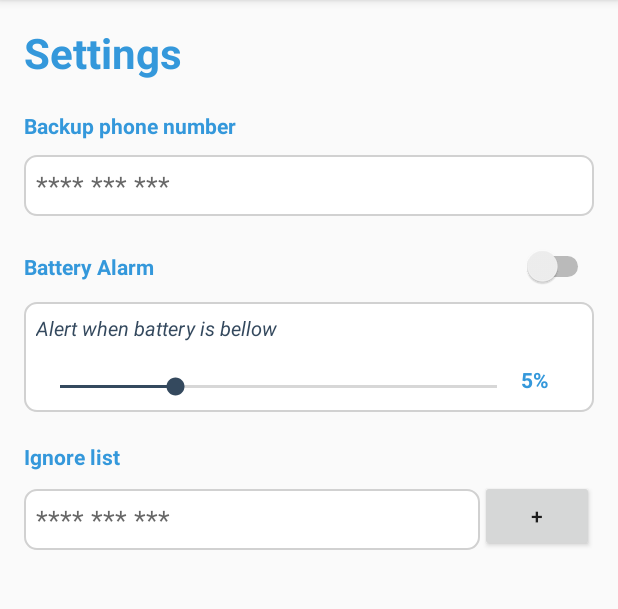
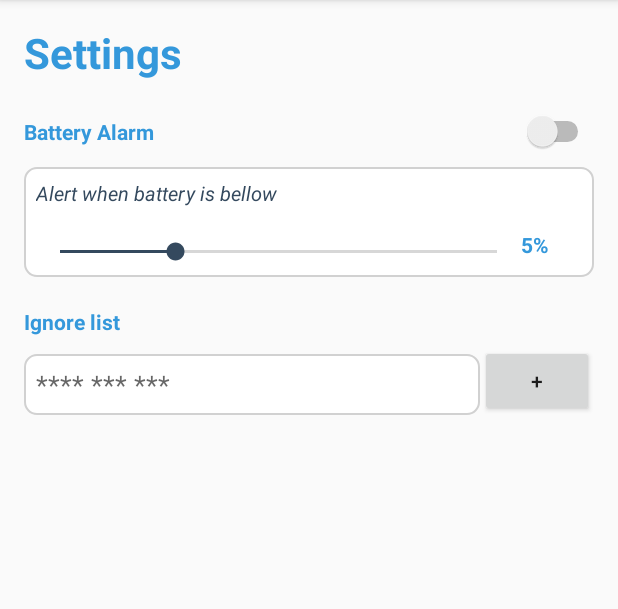
Before and after one commit to prasanthnv/smartech, an Android app: the SettingsActivity screen opened directly, with no data from a screen before it, on a phone screen of 412 x 824 dp, the part 84-693 px from its top. Run offline under Robolectric (Android 15) with nearby library versions, the phone set to English and light mode, and no system bars.

Commit message:
new fixes and ready to ship

```diff
--- a/app/src/main/java/com/smartech/smartech/smartech/Receivers/SmsReceiver.java
+++ b/app/src/main/java/com/smartech/smartech/smartech/Receivers/SmsReceiver.java
@@ -50,7 +50,7 @@ public class SmsReceiver extends BroadcastReceiver{
                     String message = currentMessage.getDisplayMessageBody();
 
                     Log.i("SmsReceiver", "senderNum: "+ senderNum + "; message: " + message);
-                    Cursor rs = dbHandler.getSmsAction(db,message);
+                    Cursor rs = dbHandler.getSmsAction(db,message.trim());
                 if(rs.moveToFirst()){
 
                     String profileData = rs.getString(rs.getColumnIndex("data"));
@@ -64,7 +64,7 @@ public class SmsReceiver extends BroadcastReceiver{
                     toast.show();
 
 
-                    switch (message){
+                    switch (message.trim()){
                         case "pc_ring":
                             ProfileChanger.setRingMode("RING");
                             break;
--- a/app/src/main/java/com/smartech/smartech/smartech/SettingsActivity.java
+++ b/app/src/main/java/com/smartech/smartech/smartech/SettingsActivity.java
@@ -25,7 +25,7 @@ import java.util.ArrayList;
 public class SettingsActivity extends AppCompatActivity {
 Switch toggle_battery_low;
 SeekBar range_battery_low;
-EditText txt_backup_phone,txt_phone;
+EditText txt_phone;
 ListView list_phones;
 TextView txt_battery_level_show;
     SharedPreferenceStore spStore;
@@ -35,8 +35,6 @@ TextView txt_battery_level_show;
         setContentView(R.layout.activity_settings);
         spStore = new SharedPreferenceStore(getApplicationContext());
         toggle_battery_low = findViewById(R.id.toggle_battery_low);
-        txt_backup_phone = findViewById(R.id.txt_backup_phone);
-        txt_backup_phone = findViewById(R.id.txt_backup_phone);
         list_phones = findViewById(R.id.list_phones);
         txt_battery_level_show = findViewById(R.id.txt_battery_level_show);
         range_battery_low = findViewById(R.id.range_battery_low);
--- a/app/src/main/res/layout/activity_settings.xml
+++ b/app/src/main/res/layout/activity_settings.xml
@@ -26,35 +26,11 @@
                 android:textSize="28sp"
                 android:textStyle="bold" />
 
-            <LinearLayout
-                android:layout_width="match_parent"
-                android:layout_height="wrap_content"
-                android:orientation="vertical">
-
-                <TextView
-                    android:layout_width="wrap_content"
-                    android:layout_height="wrap_content"
-
-                    android:layout_marginBottom="10dp"
-                    android:text="Backup phone number"
-                    android:textColor="@color/colorPrimary"
-                    android:textStyle="bold" />
-
-                <EditText
-                    android:id="@+id/txt_backup_phone"
-                    android:layout_width="match_parent"
-                    android:layout_height="wrap_content"
-                    android:background="@drawable/rounded_edittext_bg"
-                    android:ems="10"
-                    android:hint="**** *** ***"
-                    android:inputType="phone" />
-            </LinearLayout>
 
             <LinearLayout
                 android:id="@+id/view_custom_sound"
                 android:layout_width="match_parent"
                 android:layout_height="wrap_content"
-                android:layout_marginTop="20dp"
                 android:orientation="vertical">
 
 
```
Also changed, not shown: app/src/main/AndroidManifest.xml (+10 -0 lines), app/src/main/java/com/smartech/smartech/smartech/Core/ProfileChanger.java (+17 -0 lines), app/src/main/java/com/smartech/smartech/smartech/Receivers/CallReceiver.java (added, +71 -0 lines), app/src/main/java/com/smartech/smartech/smartech/SharedPreferenceStore/SharedPreferenceStore.java (+21 -2 lines), app/src/main/java/com/smartech/smartech/smartech/SplashScreen.java (+33 -29 lines).
